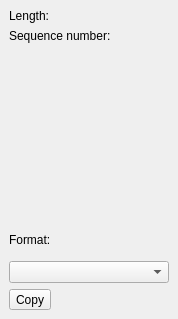
Qt form src/corelibs/U2View/src/ov_msa/General/GeneralTabOptionsPanelWidget.ui (violethaze74/ugene) before a commit.
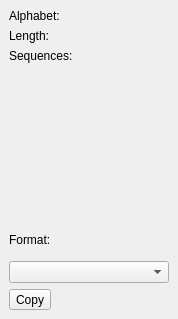
The same form after that commit. Custom widgets are drawn as their Qt base class.

Commit message: UGENE-5945. Alignment alphabet in alignment info

Patch:
```diff
--- a/src/corelibs/U2View/src/ov_msa/General/GeneralTabOptionsPanelWidget.ui
+++ b/src/corelibs/U2View/src/ov_msa/General/GeneralTabOptionsPanelWidget.ui
@@ -31,20 +31,37 @@
    </property>
    <item>
     <widget class="QWidget" name="alignmentInfoWidget" native="true">
-     <layout class="QFormLayout" name="alignmentInfoLayout">
-      <property name="sizeConstraint">
-       <enum>QLayout::SetMinAndMaxSize</enum>
-      </property>
-      <property name="fieldGrowthPolicy">
-       <enum>QFormLayout::ExpandingFieldsGrow</enum>
-      </property>
-      <property name="labelAlignment">
-       <set>Qt::AlignLeading|Qt::AlignLeft|Qt::AlignVCenter</set>
-      </property>
-      <property name="formAlignment">
-       <set>Qt::AlignJustify|Qt::AlignTop</set>
-      </property>
+     <layout class="QFormLayout" name="formLayout">
       <item row="0" column="0">
+       <widget class="QLabel" name="alignmentAlphabetLabel">
+        <property name="sizePolicy">
+         <sizepolicy hsizetype="Minimum" vsizetype="Preferred">
+          <horstretch>0</horstretch>
+          <verstretch>0</verstretch>
+         </sizepolicy>
+        </property>
+        <property name="text">
+         <string>Alphabet:</string>
+        </property>
+       </widget>
+      </item>
+      <item row="0" column="1">
+       <widget class="QLabel" name="alignmentAlphabet">
+        <property name="sizePolicy">
+         <sizepolicy hsizetype="Expanding" vsizetype="Preferred">
+          <horstretch>0</horstretch>
+          <verstretch>0</verstretch>
+         </sizepolicy>
+        </property>
+        <property name="text">
+         <string/>
+        </property>
+        <property name="alignment">
+         <set>Qt::AlignRight|Qt::AlignTrailing|Qt::AlignVCenter</set>
+        </property>
+       </widget>
+      </item>
+      <item row="1" column="0">
        <widget class="QLabel" name="alignmentLengthLabel">
         <property name="sizePolicy">
          <sizepolicy hsizetype="Minimum" vsizetype="Preferred">
@@ -57,7 +74,7 @@
         </property>
        </widget>
       </item>
-      <item row="0" column="1">
+      <item row="1" column="1">
        <widget class="QLabel" name="alignmentLength">
         <property name="sizePolicy">
          <sizepolicy hsizetype="Expanding" vsizetype="Preferred">
@@ -69,11 +86,11 @@
          <string/>
         </property>
         <property name="alignment">
-         <set>Qt::AlignCenter</set>
+         <set>Qt::AlignRight|Qt::AlignTrailing|Qt::AlignVCenter</set>
         </property>
        </widget>
       </item>
-      <item row="1" column="0">
+      <item row="2" column="0">
        <widget class="QLabel" name="alignmentHeightLabel">
         <property name="sizePolicy">
          <sizepolicy hsizetype="Minimum" vsizetype="Preferred">
@@ -82,14 +99,14 @@
          </sizepolicy>
         </property>
         <property name="text">
-         <string>Sequence number:</string>
+         <string>Sequences:</string>
         </property>
         <property name="wordWrap">
          <bool>true</bool>
         </property>
        </widget>
       </item>
-      <item row="1" column="1">
+      <item row="2" column="1">
        <widget class="QLabel" name="alignmentHeight">
         <property name="sizePolicy">
          <sizepolicy hsizetype="Expanding" vsizetype="Preferred">
@@ -101,7 +118,7 @@
          <string/>
         </property>
         <property name="alignment">
-         <set>Qt::AlignCenter</set>
+         <set>Qt::AlignRight|Qt::AlignTrailing|Qt::AlignVCenter</set>
         </property>
        </widget>
       </item>
```
The commit also changes 3 other files.
